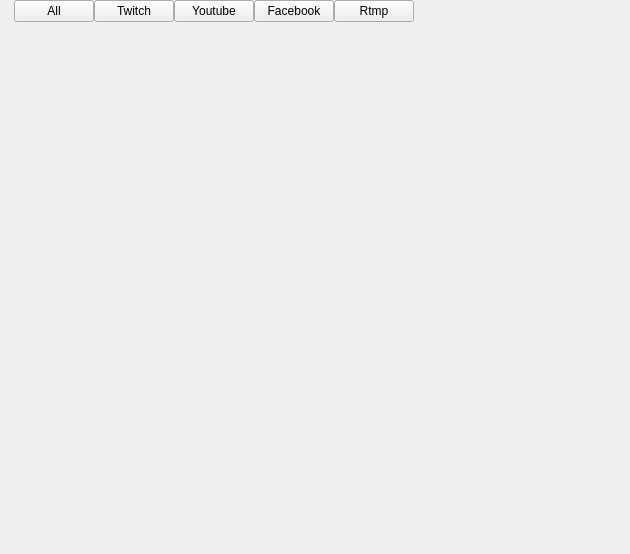
Before: the Qt Designer form src/prism/main/channels/Chat/PLSChatDialog.ui in naver/prism-live-studio, drawn with Qt 5.
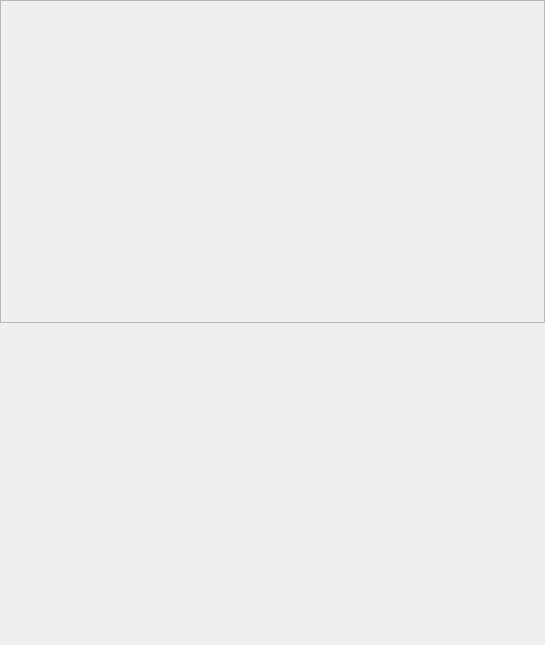
After: the same form once the commit is applied.

```diff
--- a/src/prism/main/channels/Chat/PLSChatDialog.ui
+++ b/src/prism/main/channels/Chat/PLSChatDialog.ui
@@ -6,8 +6,8 @@
    <rect>
     <x>0</x>
     <y>0</y>
-    <width>630</width>
-    <height>554</height>
+    <width>545</width>
+    <height>645</height>
    </rect>
   </property>
   <property name="windowTitle">
@@ -30,11 +30,8 @@
     <number>0</number>
    </property>
    <item>
-    <widget class="QWidget" name="widget_2" native="true">
-     <property name="cursor">
-      <cursorShape>ArrowCursor</cursorShape>
-     </property>
-     <layout class="QVBoxLayout" name="verticalLayout_2">
+    <widget class="QWidget" name="titleWidget" native="true">
+     <layout class="QVBoxLayout" name="verticalLayout_3">
       <property name="spacing">
        <number>0</number>
       </property>
@@ -51,26 +48,22 @@
        <number>0</number>
       </property>
       <item>
-       <widget class="QWidget" name="titleWidget" native="true">
-        <layout class="QVBoxLayout" name="verticalLayout_3">
-         <property name="spacing">
-          <number>0</number>
-         </property>
-         <property name="leftMargin">
-          <number>0</number>
-         </property>
-         <property name="topMargin">
-          <number>0</number>
-         </property>
-         <property name="rightMargin">
-          <number>0</number>
-         </property>
-         <property name="bottomMargin">
-          <number>0</number>
-         </property>
-         <item>
-          <widget class="QWidget" name="widgetButtons" native="true">
-           <layout class="QHBoxLayout" name="horizontalLayout_2">
+       <layout class="QHBoxLayout" name="horizontalLayoutTitleWidget">
+        <item>
+         <widget class="QScrollArea" name="scrollArea">
+          <property name="widgetResizable">
+           <bool>true</bool>
+          </property>
+          <widget class="QWidget" name="scrollAreaWidgetContents">
+           <property name="geometry">
+            <rect>
+             <x>0</x>
+             <y>0</y>
+             <width>541</width>
+             <height>309</height>
+            </rect>
+           </property>
+           <layout class="QHBoxLayout" name="horizontalLayout">
             <property name="spacing">
              <number>0</number>
             </property>
@@ -87,115 +80,31 @@
              <number>0</number>
             </property>
             <item>
-             <spacer name="horizontalSpacer_2">
-              <property name="orientation">
-               <enum>Qt::Horizontal</enum>
-              </property>
-              <property name="sizeType">
-               <enum>QSizePolicy::Fixed</enum>
-              </property>
-              <property name="sizeHint" stdset="0">
-               <size>
-                <width>14</width>
-                <height>20</height>
-               </size>
-              </property>
-             </spacer>
-            </item>
-            <item>
-             <widget class="QPushButton" name="allButton">
+             <widget class="QLabel" name="leftPlaceholder">
               <property name="text">
-               <string>All</string>
+               <string/>
               </property>
              </widget>
             </item>
-            <item>
-             <widget class="QPushButton" name="twitchButton">
-              <property name="text">
-               <string>Twitch</string>
-              </property>
-             </widget>
-            </item>
-            <item>
-             <widget class="QPushButton" name="youtubeButton">
-              <property name="text">
-               <string>Youtube</string>
-              </property>
-             </widget>
-            </item>
-            <item>
-             <widget class="QPushButton" name="facebookButton">
-              <property name="text">
-               <string>Facebook</string>
-              </property>
-             </widget>
-            </item>
-            <item>
-             <widget class="QPushButton" name="rtmpButton">
-              <property name="text">
-               <string>Rtmp</string>
-              </property>
-             </widget>
-            </item>
-            <item>
-             <spacer name="horizontalSpacer_3">
-              <property name="orientation">
-               <enum>Qt::Horizontal</enum>
-              </property>
-              <property name="sizeHint" stdset="0">
-               <size>
-                <width>40</width>
-                <height>20</height>
-               </size>
-              </property>
-             </spacer>
-            </item>
            </layout>
           </widget>
-         </item>
-         <item>
-          <widget class="QWidget" name="lineView" native="true"/>
-         </item>
-        </layout>
-       </widget>
+         </widget>
+        </item>
+       </layout>
       </item>
       <item>
-       <widget class="QWidget" name="webWidget" native="true">
-        <layout class="QHBoxLayout" name="horizontalLayout_3">
-         <property name="spacing">
-          <number>0</number>
-         </property>
-         <property name="leftMargin">
-          <number>0</number>
-         </property>
-         <property name="topMargin">
-          <number>0</number>
-         </property>
-         <property name="rightMargin">
-          <number>0</number>
-         </property>
-         <property name="bottomMargin">
-          <number>0</number>
-         </property>
-         <item>
-          <spacer name="verticalSpacer">
-           <property name="orientation">
-            <enum>Qt::Vertical</enum>
-           </property>
-           <property name="sizeHint" stdset="0">
-            <size>
-             <width>0</width>
-             <height>40</height>
-            </size>
-           </property>
-          </spacer>
-         </item>
-        </layout>
-       </widget>
+       <widget class="QWidget" name="lineView" native="true"/>
       </item>
      </layout>
     </widget>
    </item>
+   <item>
+    <widget class="QStackedWidget" name="stackedWidget">
+     <property name="currentIndex">
+      <number>-1</number>
+     </property>
+    </widget>
+   </item>
   </layout>
  </widget>
  <resources/>
```
